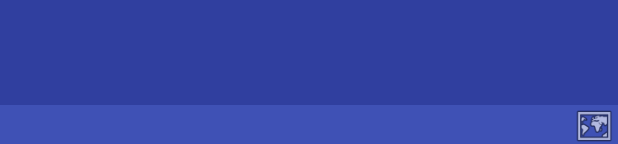
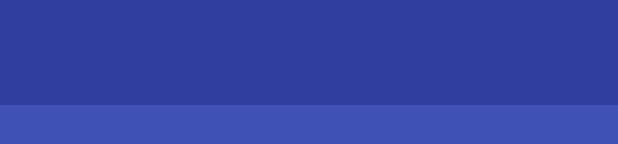
Before and after one commit to FostVlad/Weather, an Android app: the layout activity_weather.xml on its own in the app's theme, with its tools: preview values and no code run, on a phone screen of 412 x 824 dp. Shown: the part 1089-1233 px from the top of the screen. Run offline under Robolectric (Android 15) with nearby library versions, the phone set to English and light mode, and no system bars.

Commit message:
remove hardcoded values from xml files, add menu to go to another screen

```diff
--- a/app/src/main/res/layout/activity_city.xml
+++ b/app/src/main/res/layout/activity_city.xml
@@ -2,7 +2,8 @@
 <LinearLayout xmlns:android="http://schemas.android.com/apk/res/android"
     android:orientation="vertical" android:layout_width="match_parent"
     android:layout_height="match_parent"
-    android:background="@color/colorPrimaryDark">
+    android:background="@color/colorPrimaryDark"
+    android:padding="@dimen/container_padding">
 
     <android.support.v7.widget.RecyclerView
         android:id="@+id/cities_view"
--- a/app/src/main/res/layout/activity_weather.xml
+++ b/app/src/main/res/layout/activity_weather.xml
@@ -10,7 +10,7 @@
     <android.support.design.widget.AppBarLayout
         android:id="@+id/app_bar"
         android:layout_width="match_parent"
-        android:layout_height="320dp"
+        android:layout_height="@dimen/app_bar_height"
         android:visibility="invisible">
 
         <android.support.design.widget.CollapsingToolbarLayout
@@ -20,7 +20,7 @@
 
             <android.support.v7.widget.Toolbar
                 android:layout_width="match_parent"
-                android:layout_height="200dp"
+                android:layout_height="@dimen/collapsing_bar_height"
                 app:layout_collapseMode="pin"/>
 
         </android.support.design.widget.CollapsingToolbarLayout>
@@ -38,24 +38,16 @@
         android:id="@+id/week_forecast_container"
         android:layout_width="match_parent"
         android:layout_height="wrap_content"
-        android:padding="10dp"
+        android:padding="@dimen/container_padding"
         app:layout_behavior="@string/appbar_scrolling_view_behavior" />
 
     <android.support.v7.widget.Toolbar
+        android:id="@+id/weather_toolbar"
         android:layout_width="match_parent"
-        android:layout_height="28dp"
+        android:layout_height="@dimen/toolbar_height"
         android:background="@color/colorPrimary"
         android:theme="?attr/actionBarDivider"
-        android:layout_gravity="bottom">
-
-        <ImageView
-            android:id="@+id/add_city_button"
-            android:layout_width="wrap_content"
-            android:layout_height="wrap_content"
-            android:layout_gravity="end"
-            android:src="@android:drawable/ic_menu_mapmode"
-            android:layout_alignParentEnd="true"/>
-    </android.support.v7.widget.Toolbar>
+        android:layout_gravity="bottom"/>
 
     <ProgressBar
         android:id="@+id/progress_bar"
--- a/app/src/main/res/layout/city_adapter_view.xml
+++ b/app/src/main/res/layout/city_adapter_view.xml
@@ -31,7 +31,7 @@
         android:layout_height="match_parent"
         android:layout_weight="0.25"
         android:text="@string/icon"
-        android:textSize="25sp"
+        android:textSize="@dimen/city_adapter_text_size"
         android:textAlignment="center"
         android:textColor="@android:color/white"/>
 
@@ -41,7 +41,7 @@
         android:layout_height="match_parent"
         android:layout_weight="0.2"
         android:text="@string/temp"
-        android:textSize="25sp"
+        android:textSize="@dimen/city_adapter_text_size"
         android:textAlignment="textEnd"
         android:textColor="@android:color/white"/>
 </LinearLayout>
--- a/app/src/main/res/layout/day_adapter_view.xml
+++ b/app/src/main/res/layout/day_adapter_view.xml
@@ -3,7 +3,7 @@
     android:orientation="vertical" android:layout_width="wrap_content"
     android:layout_height="wrap_content"
     android:background="@color/colorPrimaryDark"
-    android:padding="5sp">
+    android:padding="@dimen/container_padding">
 
     <TextView
         android:id="@+id/day_adapter_hour"
@@ -23,8 +23,8 @@
         android:layout_centerHorizontal="true"
         android:layout_centerVertical="true"
         android:textColor="@android:color/white"
-        android:textSize="30sp"
-        android:layout_margin="10sp"
+        android:textSize="@dimen/day_adapter_text_size"
+        android:layout_margin="@dimen/day_adapter_text_margin"
         android:text="@string/icon"/>
 
     <TextView
--- /dev/null
+++ b/app/src/main/res/values/dimens.xml
@@ -0,0 +1,20 @@
+<?xml version="1.0" encoding="utf-8"?>
+<resources>
+    <!--Weather Activity-->
+    <dimen name="app_bar_height">320dp</dimen>
+    <dimen name="collapsing_bar_height">200dp</dimen>
+    <dimen name="toolbar_height">28dp</dimen>
+    <dimen name="container_padding">10dp</dimen>
+
+    <!--Day Adapter-->
+    <dimen name="day_adapter_text_size">30sp</dimen>
+    <dimen name="day_adapter_text_margin">10sp</dimen>
+
+    <!--City Adapter-->
+    <dimen name="city_adapter_text_size">25sp</dimen>
+
+    <!--Current Forecast Container-->
+    <dimen name="current_forecast_text_size">90sp</dimen>
+    <dimen name="current_forecast_text_padding">40dp</dimen>
+    <dimen name="current_forecast_divider_margin">5sp</dimen>
+</resources>
--- a/app/src/main/res/values/strings.xml
+++ b/app/src/main/res/values/strings.xml
@@ -15,4 +15,7 @@
     <string name="pressure_value_title">\u0020hPa</string>
     <string name="percent_title">%</string>
     <string name="temp_title">°</string>
+
+    <!--Toolbar-->
+    <string name="action_add_city">Add city</string>
 </resources>
```
Also changed, not shown: app/src/main/java/com/goloveschenko/weather/activity/WeatherActivity.java (+20 -3 lines), app/src/main/res/layout/fragment_current_forecast.xml (+4 -6 lines), app/src/main/res/menu/menu_weather.xml (added, +10 -0 lines).
